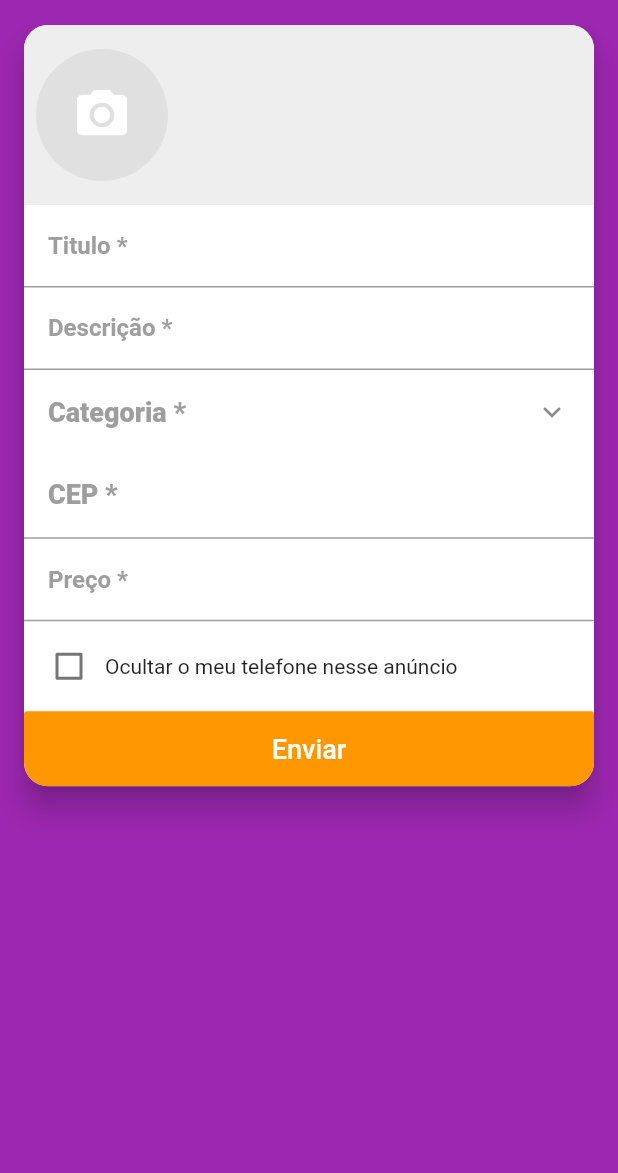
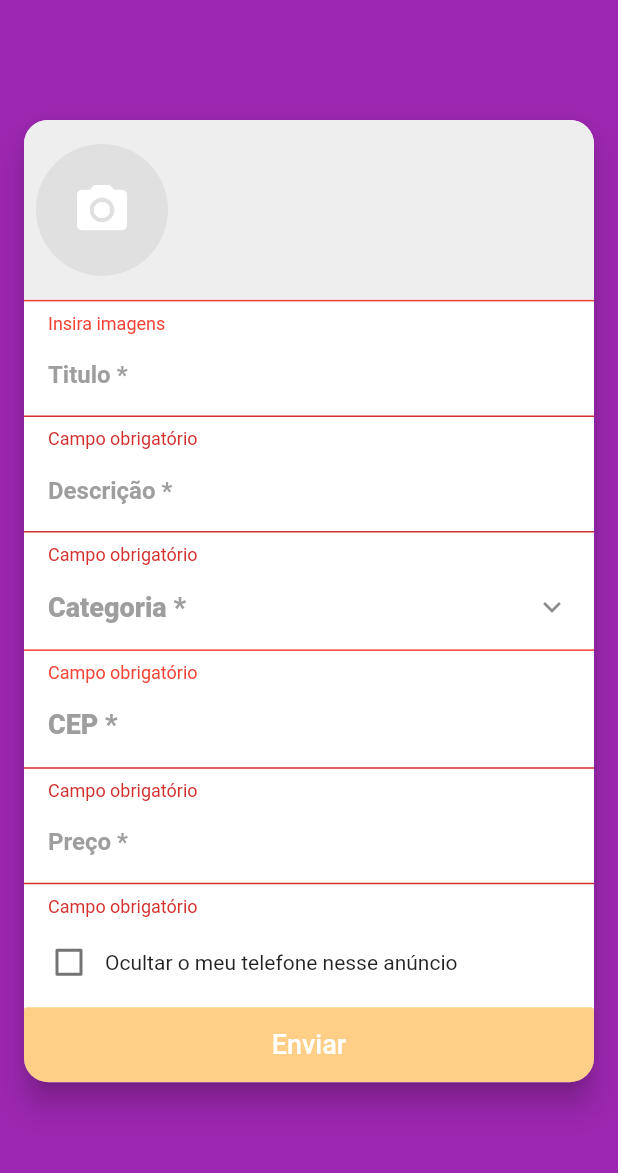
Before and after one commit to Erasmojf/Bindi, a Flutter app: the CreateScreen screen opened directly, after a tap on "Enviar", on a phone screen of 412 x 824 dp, the part 59-1232 px from its top. Run offline on Flutter 3.47's test engine with Material 2 defaults, Android fonts, the phone set to English and light mode, and no system bars; our stand-ins replace brasil_fields, dio, flutter_mobx, get_it, image_cropper, image_picker and 3 more; accounts and stored records are empty; generated files the repository leaves out were written again; network calls fail; statements that could not run were skipped.

Commit message:
CM - Validando os campos  de criação do anúncio
Validando os campos  de criação do anúncio

```diff
--- a/bindi/lib/screens/create/components/category_field.dart
+++ b/bindi/lib/screens/create/components/category_field.dart
@@ -10,7 +10,9 @@ class CategoryField extends StatelessWidget {
   @override
   Widget build(BuildContext context) {
     return Observer(builder: (_) {
-      return ListTile(
+      return Column(
+        children: [
+          ListTile(
             title: createStore.category == null
                 ? Text(
                     'Categoria *',
@@ -47,6 +49,30 @@ class CategoryField extends StatelessWidget {
                 createStore.setCategory(category);
               }
             },
+          ),
+          if (createStore.categoryError != null)
+            Container(
+              alignment: Alignment.centerLeft,
+              decoration: BoxDecoration(
+                border: Border(
+                  top: BorderSide(color: Colors.red),
+                ),
+              ),
+              padding: const EdgeInsets.fromLTRB(16, 8, 0, 0),
+              child: Text(
+                createStore.categoryError,
+                style: TextStyle(fontSize: 12, color: Colors.red),
+              ),
+            )
+          else
+            Container(
+              decoration: BoxDecoration(
+                border: Border(
+                  top: BorderSide(color: Colors.grey[500]),
+                ),
+              ),
+            ),
+        ],
       );
     });
   }
--- a/bindi/lib/screens/create/components/cep_field.dart
+++ b/bindi/lib/screens/create/components/cep_field.dart
@@ -1,18 +1,25 @@
 import 'package:bindi/stores/cep_store.dart';
+import 'package:bindi/stores/create_store.dart';
 import 'package:brasil_fields/brasil_fields.dart';
 import 'package:flutter/material.dart';
 import 'package:flutter/services.dart';
 import 'package:flutter_mobx/flutter_mobx.dart';
 
 class CepField extends StatelessWidget {
-  final CepStore cepStore = CepStore();
+  CepField(this.createStore) : cepStore = createStore.cepStore;
+
+  final CreateStore createStore;
+
+  final CepStore cepStore;
 
   @override
   Widget build(BuildContext context) {
     return Column(
       crossAxisAlignment: CrossAxisAlignment.stretch,
       children: [
-        TextFormField(
+        Observer(
+          builder: (_) {
+            return TextFormField(
               onChanged: cepStore.setCep,
               keyboardType: TextInputType.number,
               inputFormatters: [
@@ -20,6 +27,7 @@ class CepField extends StatelessWidget {
                 CepInputFormatter(),
               ],
               decoration: InputDecoration(
+                errorText: createStore.addressError,
                 labelText: 'CEP *',
                 labelStyle: TextStyle(
                   fontWeight: FontWeight.w800,
@@ -28,6 +36,8 @@ class CepField extends StatelessWidget {
                 ),
                 contentPadding: const EdgeInsets.fromLTRB(16, 10, 12, 10),
               ),
+            );
+          },
         ),
         Observer(
           builder: (_) {
--- a/bindi/lib/screens/create/components/images_field.dart
+++ b/bindi/lib/screens/create/components/images_field.dart
@@ -18,7 +18,9 @@ class ImagesField extends StatelessWidget {
       Navigator.of(context).pop();
     }
 
-    return Container(
+    return Column(
+      children: [
+        Container(
           height: 120,
           color: Colors.grey[200],
           child: Observer(
@@ -64,14 +66,16 @@ class ImagesField extends StatelessWidget {
                     );
                   else {
                     return Padding(
-                    padding: EdgeInsets.fromLTRB(8, 16, index == 4 ? 8 : 0, 16),
+                      padding:
+                          EdgeInsets.fromLTRB(8, 16, index == 4 ? 8 : 0, 16),
                       child: GestureDetector(
                         onTap: () {
                           showDialog(
                             context: context,
                             builder: (_) => ImageDialog(
                               image: createStore.images[index],
-                            onDelete: () => createStore.images.removeAt(index),
+                              onDelete: () =>
+                                  createStore.images.removeAt(index),
                             ),
                           );
                         },
@@ -85,6 +89,29 @@ class ImagesField extends StatelessWidget {
                 },
               );
             },
-        ));
+          ),
+        ),
+        Observer(
+          builder: (_) {
+            if (createStore.imagesError != null)
+              return Container(
+                alignment: Alignment.centerLeft,
+                decoration: BoxDecoration(
+                  border: Border(
+                    top: BorderSide(color: Colors.red),
+                  ),
+                ),
+                padding: const EdgeInsets.fromLTRB(16, 8, 0, 0),
+                child: Text(
+                  createStore.imagesError,
+                  style: TextStyle(fontSize: 12, color: Colors.red),
+                ),
+              );
+            else
+              return Container();
+          },
+        ),
+      ],
+    );
   }
 }
--- a/bindi/lib/screens/create/create_screen.dart
+++ b/bindi/lib/screens/create/create_screen.dart
@@ -3,6 +3,7 @@ import 'package:bindi/stores/create_store.dart';
 import 'package:brasil_fields/brasil_fields.dart';
 import 'package:flutter/material.dart';
 import 'package:flutter/services.dart';
+import 'package:flutter_mobx/flutter_mobx.dart';
 
 import 'components/category_field.dart';
 import 'components/cep_field.dart';
@@ -28,7 +29,10 @@ class CreateScreen extends StatelessWidget {
         title: Text('Criar anúncio'),
         centerTitle: true,
       ),
-      body: Card(
+      body: Container(
+        alignment: Alignment.center,
+        child: SingleChildScrollView(
+          child: Card(
             clipBehavior: Clip.antiAlias,
             margin: const EdgeInsets.symmetric(horizontal: 16),
             shape: RoundedRectangleBorder(
@@ -40,39 +44,57 @@ class CreateScreen extends StatelessWidget {
               mainAxisSize: MainAxisSize.min,
               children: [
                 ImagesField(createStore),
-            TextFormField(
+                Observer(builder: (_) {
+                  return TextFormField(
+                    onChanged: createStore.setTitle,
                     decoration: InputDecoration(
                       labelText: 'Titulo *',
                       labelStyle: labelStyle,
                       contentPadding: contentPadding,
+                      errorText: createStore.titileError,
                     ),
-            ),
-            TextFormField(
+                  );
+                }),
+                Observer(
+                  builder: (_) {
+                    return TextFormField(
+                      onChanged: createStore.setDescription,
                       decoration: InputDecoration(
                         labelText: 'Descrição *',
                         labelStyle: labelStyle,
                         contentPadding: contentPadding,
+                        errorText: createStore.descriptionError,
                       ),
                       maxLines: null,
+                    );
+                  },
                 ),
                 CategoryField(createStore),
-            CepField(),
-            TextFormField(
+                CepField(createStore),
+                Observer(
+                  builder: (_) {
+                    return TextFormField(
+                      onChanged: createStore.setPrice,
                       decoration: InputDecoration(
                           labelText: 'Preço *',
                           labelStyle: labelStyle,
                           contentPadding: contentPadding,
                           prefixText: 'R\$ ',
-              ),
+                          errorText: createStore.priceError),
                       keyboardType: TextInputType.number,
                       inputFormatters: [
                         FilteringTextInputFormatter.digitsOnly,
                         RealInputFormatter(centavos: true),
                       ],
+                    );
+                  },
                 ),
                 HidePhoneField(createStore),
-            SizedBox(
+                Observer(builder: (_) {
+                  return SizedBox(
                     height: 50,
+                    child: GestureDetector(
+                      onTap: createStore.invalidSendPressed,
                       child: RaisedButton(
                         child: Text(
                           'Enviar',
@@ -82,10 +104,14 @@ class CreateScreen extends StatelessWidget {
                         color: Colors.orange,
                         disabledColor: Colors.orange.withAlpha(120),
                         materialTapTargetSize: MaterialTapTargetSize.shrinkWrap,
-                onPressed: () {},
+                        onPressed: createStore.sendPressed,
                       ),
                     ),
+                  );
+                }),
               ],
+            ),
+          ),
         ),
       ),
     );
--- a/bindi/lib/stores/create_store.dart
+++ b/bindi/lib/stores/create_store.dart
@@ -1,5 +1,8 @@
+import 'package:bindi/models/adress.dart';
 import 'package:bindi/models/category.dart';
 import 'package:mobx/mobx.dart';
+
+import 'cep_store.dart';
 
 part 'create_store.g.dart';
 
@@ -8,15 +11,124 @@ class CreateStore = _CreteStore with _$CreateStore;
 abstract class _CreteStore with Store {
   ObservableList images = ObservableList();
 
+  @computed
+  bool get imagesValid => images.isNotEmpty;
+  String get imagesError {
+    if (!showErrors || imagesValid)
+      return null;
+    else
+      return 'Insira imagens';
+  }
+
+  @observable
+  String title = '';
+
+  @action
+  void setTitle(String value) => title = value;
+
+  @computed
+  bool get titleValid => title.length >= 6;
+  String get titileError {
+    if (!showErrors || titleValid)
+      return null;
+    else if (title.isEmpty)
+      return 'Campo obrigatório';
+    else
+      return 'Título muito curto';
+  }
+
+  @observable
+  String description = '';
+
+  @action
+  void setDescription(String value) => description = value;
+
+  @computed
+  bool get descriptionValid => description.length >= 10;
+  String get descriptionError {
+    if (!showErrors || descriptionValid)
+      return null;
+    else if (description.isEmpty)
+      return 'Campo obrigatório';
+    else
+      return 'Descrição muito curto';
+  }
+
   @observable
   Category category;
 
   @action
   void setCategory(Category value) => category = value;
 
+  @computed
+  bool get categoryValid => category != null;
+  String get categoryError {
+    if (!showErrors || categoryValid)
+      return null;
+    else
+      return 'Campo obrigatório';
+  }
+
+  CepStore cepStore = CepStore();
+
+  @computed
+  Address get address => cepStore.address;
+  bool get addressValid => address != null;
+  String get addressError {
+    if (!showErrors || addressValid)
+      return null;
+    else
+      return 'Campo obrigatório';
+  }
+
+  @observable
+  String priceText = '';
+
+  @action
+  void setPrice(String value) => priceText = value;
+
+  @computed
+  num get price {
+    if (priceText.contains(',')) {
+      return num.tryParse(priceText.replaceAll(RegExp('[^0-9]'), '')) / 100;
+    } else {
+      return num.tryParse(priceText);
+    }
+  }
+
+  bool get priceValid => price != null && price <= 9999999;
+  String get priceError {
+    if (!showErrors || priceValid)
+      return null;
+    else if (priceText.isEmpty)
+      return 'Campo obrigatório';
+    else
+      return 'Preço inválido';
+  }
+
   @observable
   bool hidePhone = false;
 
   @action
   void setHidePhone(bool value) => hidePhone = value;
+
+  @computed
+  bool get formValid =>
+      imagesValid &&
+      titleValid &&
+      descriptionValid &&
+      categoryValid &&
+      addressValid &&
+      priceValid;
+
+  @computed
+  Function get sendPressed => formValid ? _send : null;
+
+  @observable
+  bool showErrors = false;
+
+  @action
+  void invalidSendPressed() => showErrors = true;
+
+  void _send() {}
 }
```
Also changed, not shown: bindi/lib/stores/create_store.g.dart. Lines whose indentation alone changed are shown as unchanged.
